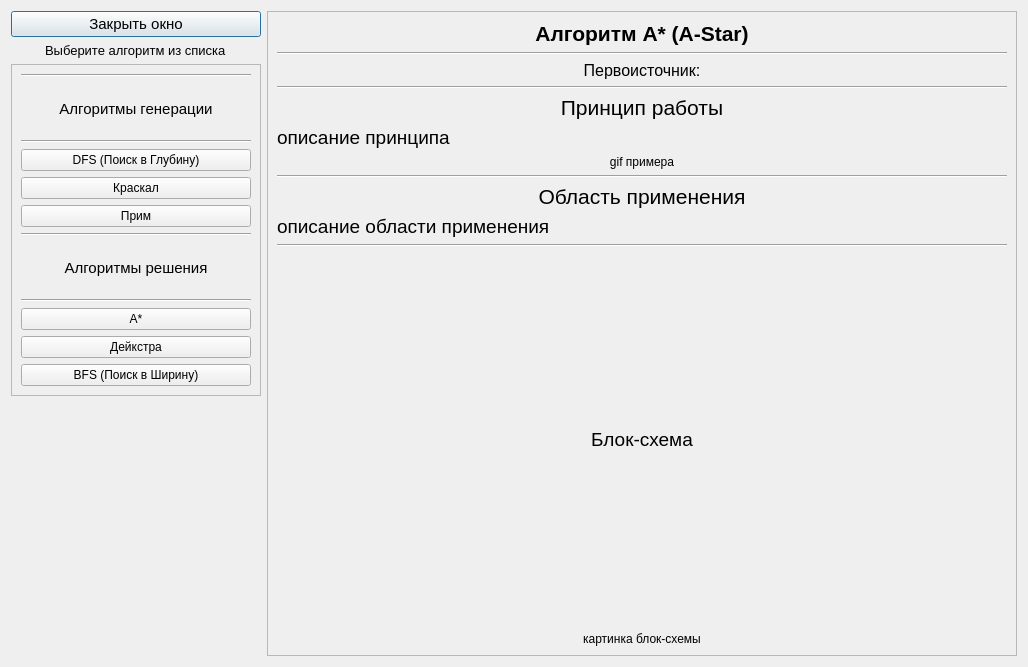
This is infowindow.ui in GinDoyr/MazeGenSolver as Qt 5 draws it before an edit. The edited form follows.
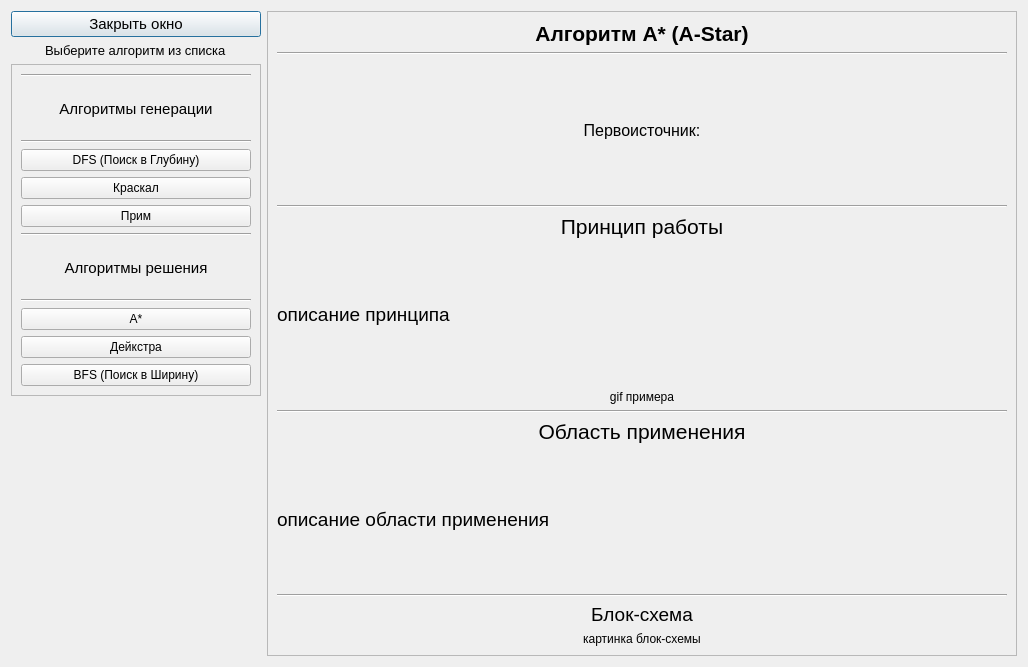
This is the edited form.

The edit to the form file:
```diff
--- a/infowindow.ui
+++ b/infowindow.ui
@@ -252,7 +252,7 @@
        <item>
         <widget class="QLabel" name="lab_ref">
          <property name="sizePolicy">
-          <sizepolicy hsizetype="Preferred" vsizetype="Fixed">
+          <sizepolicy hsizetype="Preferred" vsizetype="Expanding">
            <horstretch>0</horstretch>
            <verstretch>0</verstretch>
           </sizepolicy>
@@ -268,6 +268,9 @@
          <property name="alignment">
           <set>Qt::AlignmentFlag::AlignCenter</set>
          </property>
+         <property name="wordWrap">
+          <bool>true</bool>
+         </property>
          <property name="openExternalLinks">
           <bool>true</bool>
          </property>
@@ -304,7 +307,7 @@
        <item>
         <widget class="QLabel" name="lab_desc">
          <property name="sizePolicy">
-          <sizepolicy hsizetype="Preferred" vsizetype="Fixed">
+          <sizepolicy hsizetype="Preferred" vsizetype="Expanding">
            <horstretch>0</horstretch>
            <verstretch>0</verstretch>
           </sizepolicy>
@@ -388,7 +391,7 @@
        <item>
         <widget class="QLabel" name="lab_use">
          <property name="sizePolicy">
-          <sizepolicy hsizetype="Preferred" vsizetype="Fixed">
+          <sizepolicy hsizetype="Preferred" vsizetype="Expanding">
            <horstretch>0</horstretch>
            <verstretch>0</verstretch>
           </sizepolicy>
```
